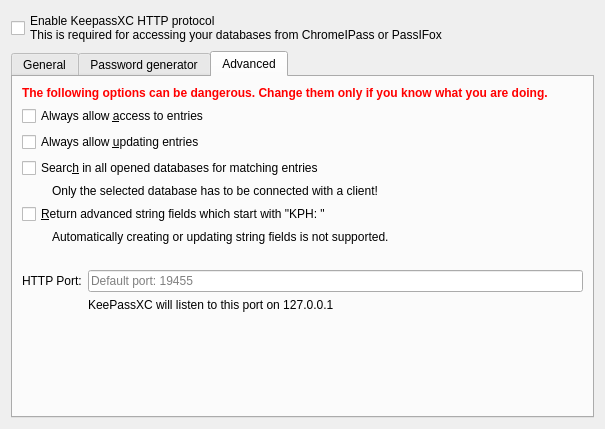
This is src/http/OptionDialog.ui in keepassxreboot/keepassxc as Qt 5 draws it before an edit. The edited form follows.
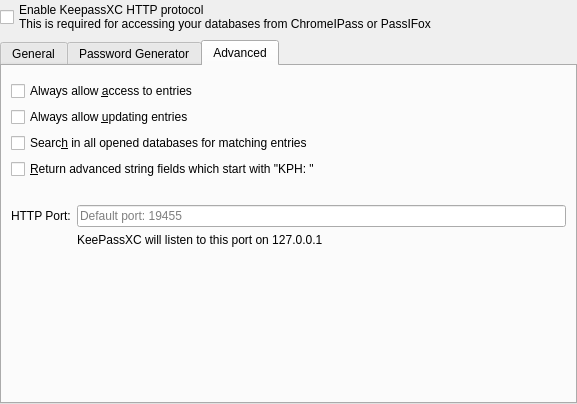
This is the edited form. The open tabs and pages were chosen to show the change. Custom widgets are drawn as their Qt base class.

Commit message: Rework HTTP settings

What changed in the file:
```diff
--- a/src/http/OptionDialog.ui
+++ b/src/http/OptionDialog.ui
@@ -6,14 +6,26 @@
    <rect>
     <x>0</x>
     <y>0</y>
-    <width>605</width>
-    <height>429</height>
+    <width>577</width>
+    <height>404</height>
    </rect>
   </property>
   <property name="windowTitle">
    <string>Dialog</string>
   </property>
   <layout class="QVBoxLayout" name="verticalLayout">
+   <property name="leftMargin">
+    <number>0</number>
+   </property>
+   <property name="topMargin">
+    <number>0</number>
+   </property>
+   <property name="rightMargin">
+    <number>0</number>
+   </property>
+   <property name="bottomMargin">
+    <number>0</number>
+   </property>
    <item>
     <widget class="QCheckBox" name="enableHttpServer">
      <property name="text">
@@ -107,7 +119,7 @@
      </widget>
      <widget class="QWidget" name="tab_3">
       <attribute name="title">
-       <string>Password generator</string>
+       <string>Password Generator</string>
       </attribute>
       <layout class="QVBoxLayout" name="verticalLayout_4">
        <item>
@@ -134,18 +146,12 @@
       </attribute>
       <layout class="QVBoxLayout" name="verticalLayout_3">
        <item>
-        <widget class="QLabel" name="label">
-         <property name="font">
-          <font>
-           <weight>75</weight>
-           <bold>true</bold>
-          </font>
-         </property>
-         <property name="styleSheet">
-          <string notr="true">color: rgb(255, 0, 0);</string>
-         </property>
-         <property name="text">
-          <string>The following options can be dangerous. Change them only if you know what you are doing.</string>
+        <widget class="MessageWidget" name="warningWidget" native="true">
+         <property name="sizePolicy">
+          <sizepolicy hsizetype="Preferred" vsizetype="Preferred">
+           <horstretch>0</horstretch>
+           <verstretch>0</verstretch>
+          </sizepolicy>
          </property>
         </widget>
        </item>
@@ -170,30 +176,13 @@
          </property>
         </widget>
        </item>
-       <item>
-        <widget class="QLabel" name="label_3">
-         <property name="text">
-          <string>Only the selected database has to be connected with a client!</string>
-         </property>
-         <property name="indent">
-          <number>30</number>
-         </property>
-        </widget>
-       </item>
        <item>
         <widget class="QCheckBox" name="supportKphFields">
-         <property name="text">
-          <string>&amp;Return advanced string fields which start with &quot;KPH: &quot;</string>
-         </property>
-        </widget>
-       </item>
-       <item>
-        <widget class="QLabel" name="label_2">
-         <property name="text">
+         <property name="toolTip">
           <string>Automatically creating or updating string fields is not supported.</string>
          </property>
-         <property name="indent">
-          <number>30</number>
+         <property name="text">
+          <string>&amp;Return advanced string fields which start with &quot;KPH: &quot;</string>
          </property>
         </widget>
        </item>
@@ -214,25 +203,8 @@
         </spacer>
        </item>
        <item>
-        <layout class="QGridLayout" name="gridLayout">
-         <item row="1" column="1">
-          <widget class="QLineEdit" name="httpPort">
-           <property name="inputMask">
-            <string notr="true">d0000</string>
-           </property>
-           <property name="placeholderText">
-            <string>Default port: 19455</string>
-           </property>
-          </widget>
-         </item>
-         <item row="2" column="1">
-          <widget class="QLabel" name="label_5">
-           <property name="text">
-            <string>KeePassXC will listen to this port on 127.0.0.1</string>
-           </property>
-          </widget>
-         </item>
-         <item row="1" column="0">
+        <layout class="QFormLayout" name="formLayout">
+         <item row="0" column="0">
           <widget class="QLabel" name="label_4">
            <property name="sizePolicy">
             <sizepolicy hsizetype="Preferred" vsizetype="Preferred">
@@ -248,6 +220,23 @@
            </property>
           </widget>
          </item>
+         <item row="0" column="1">
+          <widget class="QLineEdit" name="httpPort">
+           <property name="inputMask">
+            <string notr="true">d0000</string>
+           </property>
+           <property name="placeholderText">
+            <string>Default port: 19455</string>
+           </property>
+          </widget>
+         </item>
+         <item row="1" column="1">
+          <widget class="QLabel" name="label_5">
+           <property name="text">
+            <string>KeePassXC will listen to this port on 127.0.0.1</string>
+           </property>
+          </widget>
+         </item>
         </layout>
        </item>
        <item>
@@ -276,6 +265,12 @@
    <header>http/HttpPasswordGeneratorWidget.h</header>
    <container>1</container>
   </customwidget>
+  <customwidget>
+   <class>MessageWidget</class>
+   <extends>QWidget</extends>
+   <header>gui/MessageWidget.h</header>
+   <container>1</container>
+  </customwidget>
  </customwidgets>
  <resources/>
  <connections/>
```
Left out of the diff: 23 changed lines with no effect on the pictures. The commit also changes 5 other files.
